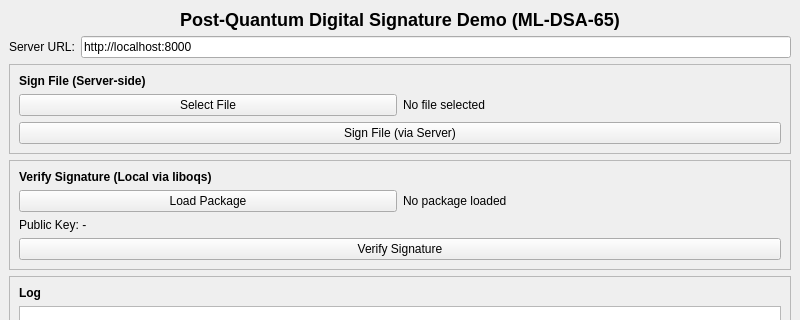
Before: the Qt Designer form client/src/mainwindow.ui in lelesp/dilithium-demo, drawn with Qt 5; both pictures show x 0 to 800 and y 0 to 320 of the 800 by 650 pixel window.
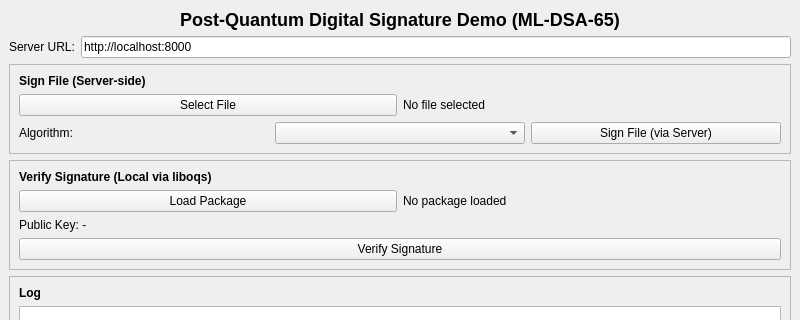
After: the same form once the commit is applied.

```diff
--- a/client/src/mainwindow.ui
+++ b/client/src/mainwindow.ui
@@ -78,11 +78,25 @@
         </layout>
        </item>
        <item>
+        <layout class="QHBoxLayout" name="algorithmLayout">
+         <item>
+          <widget class="QLabel" name="algorithmLabel">
+           <property name="text">
+            <string>Algorithm:</string>
+           </property>
+          </widget>
+         </item>
+         <item>
+          <widget class="QComboBox" name="algorithmCombo"/>
+         </item>
+         <item>
         <widget class="QPushButton" name="signFileBtn">
          <property name="text">
           <string>Sign File (via Server)</string>
          </property>
         </widget>
+         </item>
+        </layout>
        </item>
       </layout>
      </widget>
```
Lines whose indentation alone changed are shown as unchanged.
